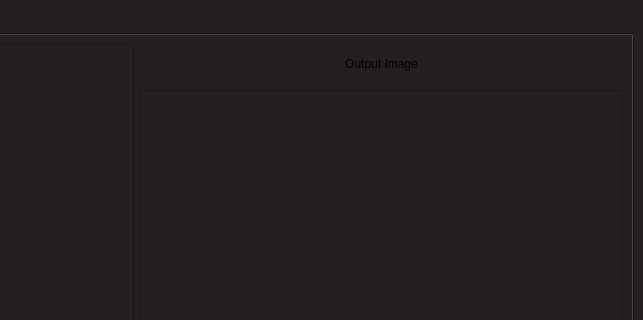
First picture: the form in img-stg.ui, repository shobhit907/image-steganography, before the edit; both pictures show x 857 to 1500 and y 0 to 320 of the 1500 by 800 pixel window.
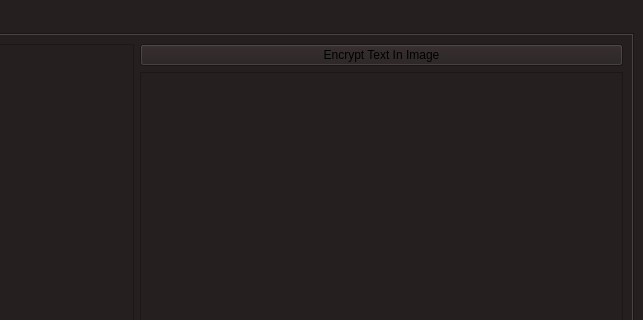
Second picture: the form after the edit.

Diff of the .ui file:
```diff
--- a/img-stg.ui
+++ b/img-stg.ui
@@ -135,24 +135,18 @@
         <item>
          <layout class="QVBoxLayout" name="encOutputLayout">
           <item>
-           <widget class="QLabel" name="encOutputLabel">
-            <property name="sizePolicy">
-             <sizepolicy hsizetype="Preferred" vsizetype="Fixed">
-              <horstretch>0</horstretch>
-              <verstretch>0</verstretch>
-             </sizepolicy>
+           <widget class="QPushButton" name="encButton">
+            <property name="cursor">
+             <cursorShape>PointingHandCursor</cursorShape>
             </property>
-            <property name="minimumSize">
-             <size>
-              <width>0</width>
-              <height>40</height>
-             </size>
+            <property name="styleSheet">
+             <string notr="true">QPushButton::hover {
+    background-color: rgb(138, 226, 52);
+color:black;
+};</string>
             </property>
             <property name="text">
-             <string>Output Image</string>
-            </property>
-            <property name="alignment">
-             <set>Qt::AlignCenter</set>
+             <string>Encrypt Text In Image</string>
             </property>
            </widget>
           </item>
```
Left out of the diff: 38 changed lines with no effect on the pictures.
